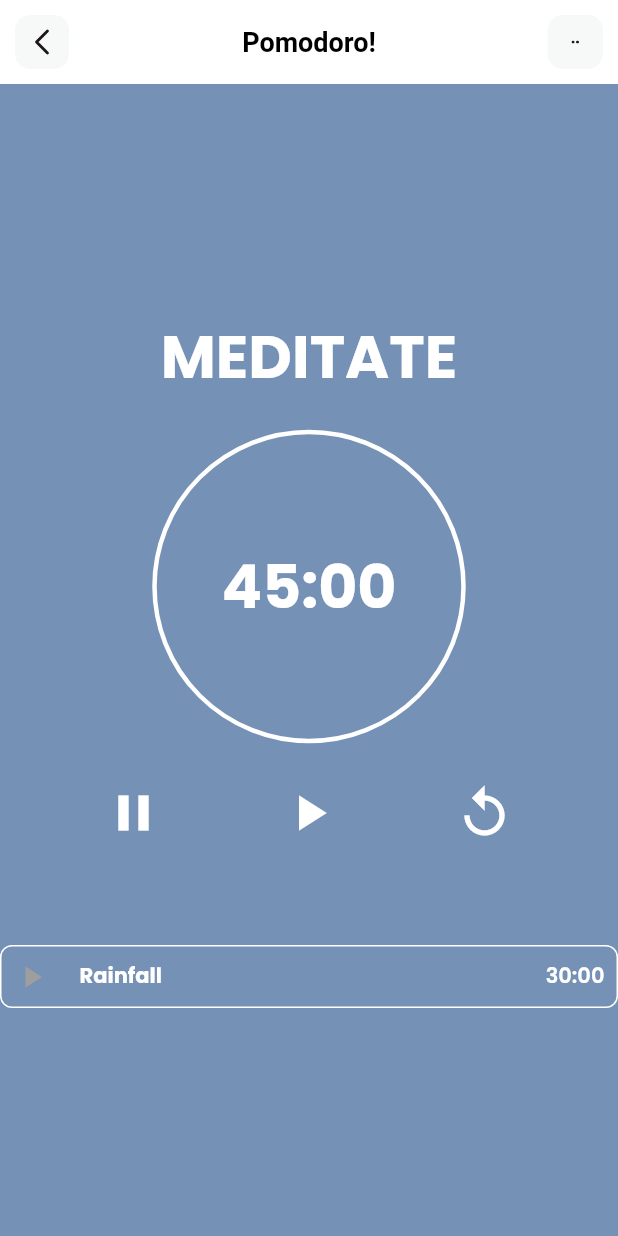
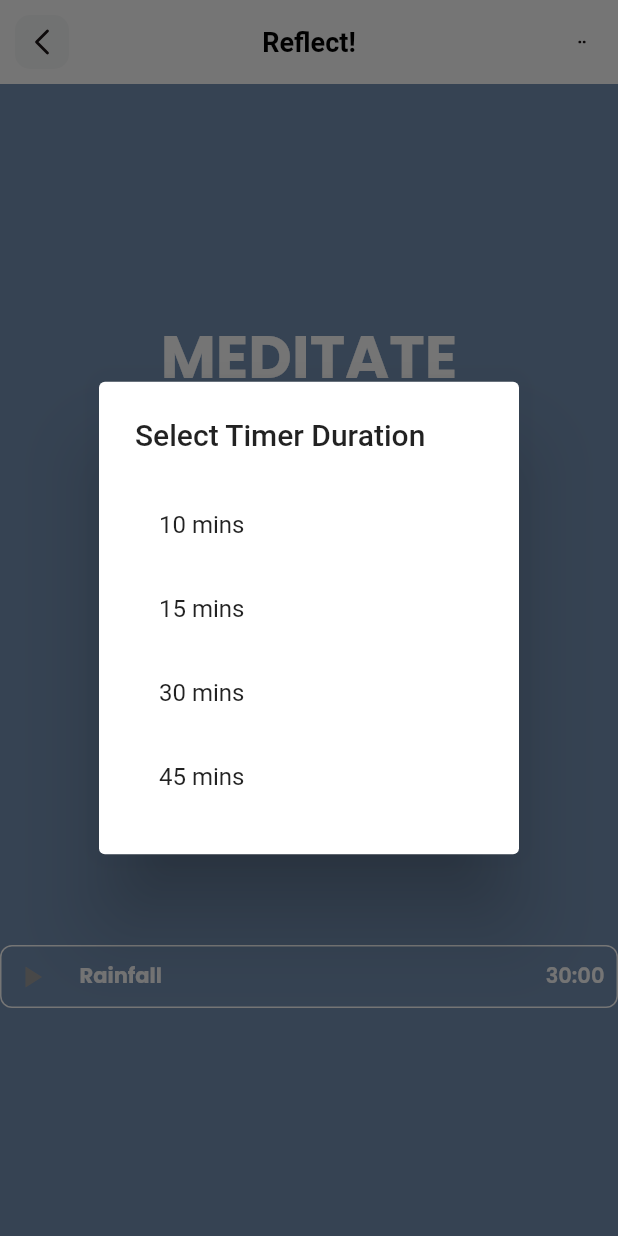
Before and after one commit to neminsheth/mental-health-assistant, a Flutter app: the MeditateScreen screen opened directly, after a tap on an icon or button, on a phone screen of 412 x 824 dp. Run offline on Flutter 3.47's test engine with Material 2 defaults, Android fonts, the phone set to English and light mode, and no system bars; drawn by our look-alikes of circular_countdown_timer; our stand-ins replace animated_toggle_switch, fl_chart, flashy_tab_bar2, flutter_svg, scrollable_positioned_list; missing offline and left inert: simple_animation_progress_bar, video_thumbnail_imageview; key blocks and very long unbroken strings in the code were emptied for the run.

Commit message:
Sleep Tracking (85% work done) Meditate page fixed

```diff
--- a/lib/feed/meditate.dart
+++ b/lib/feed/meditate.dart
@@ -1,7 +1,6 @@
 import 'package:flutter/material.dart';
 import 'package:circular_countdown_timer/circular_countdown_timer.dart';
 import 'package:flutter_svg/svg.dart';
-import 'package:ipd/feed/feed.dart';
 
 import '../colors.dart';
 import '../general/music_tile.dart';
@@ -16,6 +15,8 @@ class MeditateScreen extends StatefulWidget {
 
 class _MeditateScreenState extends State<MeditateScreen> {
   late CountDownController _controller;
+  int _selectedDurationIndex = 0; // Index of the selected duration
+  final List<int> _timerDurations = [600, 900, 1800, 2700]; // Timer durations in seconds
 
   @override
   void initState() {
@@ -45,7 +46,8 @@ class _MeditateScreenState extends State<MeditateScreen> {
               ),
               SizedBox(height: 20),
               CircularCountDownTimer(
-                duration: 2700,
+                key: UniqueKey(), // Ensure widget rebuilds when timer duration changes
+                duration: _timerDurations[_selectedDurationIndex],
                 initialDuration: 0,
                 controller: _controller,
                 width: MediaQuery.of(context).size.width / 2,
@@ -91,7 +93,7 @@ class _MeditateScreenState extends State<MeditateScreen> {
                   ),
                   IconButton(
                     onPressed: () {
-                      _controller.restart(duration: 2700);
+                      _controller.restart(duration: _timerDurations[_selectedDurationIndex]);
                     },
                     icon: Icon(Icons.replay),
                     color: Colors.white,
@@ -111,12 +113,12 @@ class _MeditateScreenState extends State<MeditateScreen> {
       ),
     );
   }
+
   AppBar appBar() {
     return AppBar(
       leading: GestureDetector(
         onTap: () {
-          Navigator.push(
-              context, MaterialPageRoute(builder: (context) => HomePage()));
+          Navigator.push(context, MaterialPageRoute(builder: (context) => HomePage()));
         },
         child: Container(
           margin: const EdgeInsets.all(10),
@@ -134,7 +136,7 @@ class _MeditateScreenState extends State<MeditateScreen> {
         ),
       ),
       title: const Text(
-        'Pomodoro!',
+        'Reflect!',
         style: TextStyle(
           color: Colors.black,
           fontSize: 18,
@@ -145,24 +147,43 @@ class _MeditateScreenState extends State<MeditateScreen> {
       elevation: 0.0,
       centerTitle: true,
       actions: [
-        GestureDetector(
-          onTap: () {},
-          child: Container(
-            margin: const EdgeInsets.all(10),
-            alignment: Alignment.center,
-            width: 37,
-            child: SvgPicture.asset(
-              'assets/icons/dots.svg',
-              height: 5,
-              width: 5,
-            ),
-            decoration: BoxDecoration(
-              color: const Color(0xffF7F8F8),
-              borderRadius: BorderRadius.circular(10),
-            ),
+        IconButton(
+          onPressed: () {
+            _showTimerOptions(context);
+          },
+          icon: SvgPicture.asset(
+            'assets/icons/dots.svg',
+            height: 5,
+            width: 5,
           ),
         ),
       ],
     );
   }
+
+  void _showTimerOptions(BuildContext context) {
+    showDialog(
+      context: context,
+      builder: (BuildContext context) {
+        return AlertDialog(
+          title: Text('Select Timer Duration'),
+          content: Column(
+            mainAxisSize: MainAxisSize.min,
+            children: _timerDurations.map((duration) {
+              int minutes = duration ~/ 60;
+              return ListTile(
+                title: Text('$minutes mins'),
+                onTap: () {
+                  setState(() {
+                    _selectedDurationIndex = _timerDurations.indexOf(duration);
+                  });
+                  Navigator.pop(context);
+                },
+              );
+            }).toList(),
+          ),
+        );
+      },
+    );
+  }
 }
--- a/lib/feed/sleep/sleep_schedule_view.dart
+++ b/lib/feed/sleep/sleep_schedule_view.dart
@@ -8,6 +8,9 @@ import 'package:ipd/feed/sleep/src/controller.dart';
 import 'package:ipd/feed/sleep/src/typedata.dart';
 import 'package:ipd/feed/sleep/today_sleep_schedule_row.dart';
 import 'package:simple_animation_progress_bar/simple_animation_progress_bar.dart';
+import 'package:url_launcher/url_launcher.dart';
+
+
 
 import 'colo_extension.dart';
 
@@ -151,7 +154,9 @@ class _SleepScheduleViewState extends State<SleepScheduleView> {
                                 child: RoundButton(
                                     title: "Learn More",
                                     fontSize: 12,
-                                    onPressed: () {}),
+                                    onPressed: () {
+                                      _launchURL("https://www.helpguide.org/articles/sleep/sleep-needs-get-the-sleep-you-need.htm");
+                                    }),
                               )
                             ]),
                         Image.asset(
@@ -333,4 +338,11 @@ class _SleepScheduleViewState extends State<SleepScheduleView> {
       ),
     );
   }
+  void _launchURL(String url) async {
+    if (await canLaunch(url)) {
+      await launch(url);
+    } else {
+      throw 'Could not launch $url';
+    }
+  }
 }
```
Also changed, not shown: assets/images/ArrowLeft.png (added), assets/images/ArrowRight.png (added).
